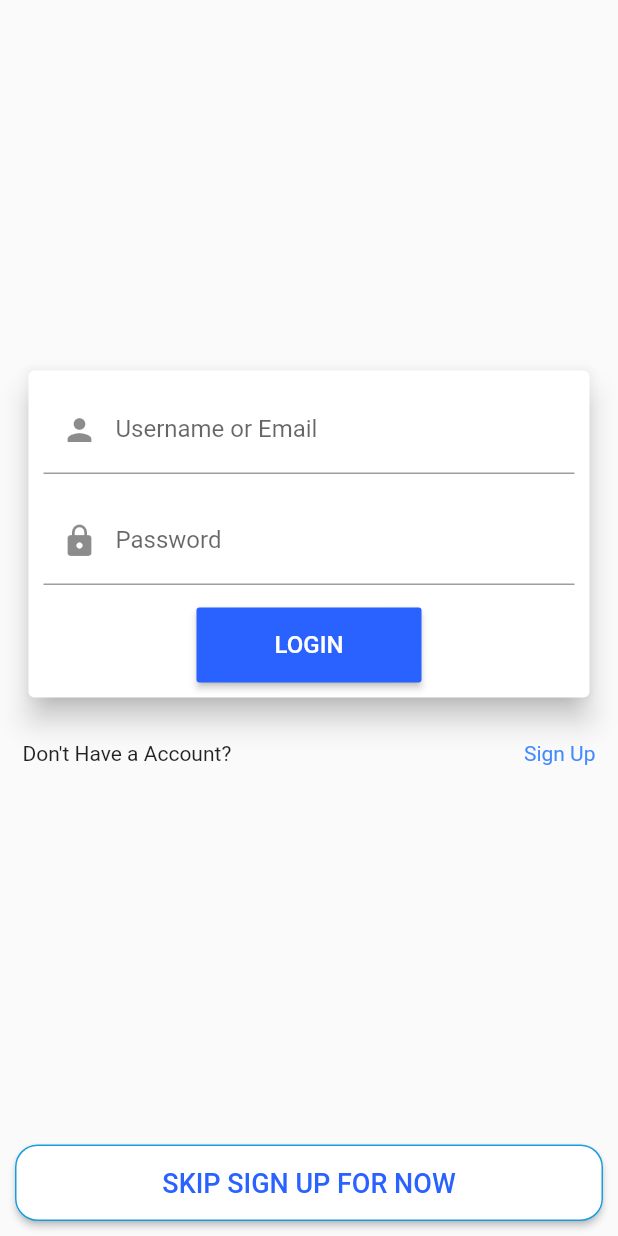
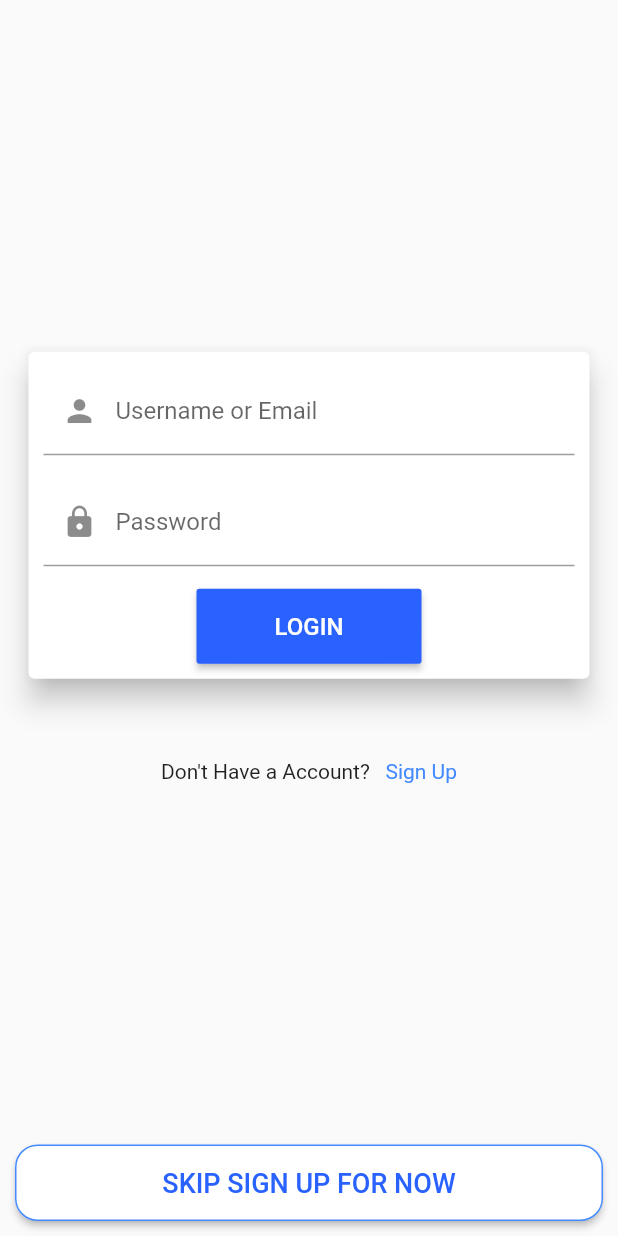
Before and after one commit to Asquare17/BizApp, a Flutter app: the screen it shows after launch, on a phone screen of 412 x 824 dp. Run offline on Flutter 3.47's test engine with Material 2 defaults, Android fonts, the phone set to English and light mode, and no system bars.

Commit message:
primary color added

```diff
--- a/lib/main.dart
+++ b/lib/main.dart
@@ -1,16 +1,30 @@
 import 'package:cgpa_calculator/pages/selection2.dart';
 import 'package:flutter/material.dart';
-import 'welcome.dart';
+import 'pages/welcome.dart';
 import 'pages/selection.dart';
 import 'pages/inputdata.dart';
 
 void main() {
-  runApp(MaterialApp(
-    routes: {
-      '/': (context) => Home(),
-      '/selection': (context) => Selection(),
-      '/selection2': (context) => Selection2(),
-      '/inputdata': (context) => InputData(),
-    },
-  ));
+  runApp(CupertinoStoreApp());
 }
+
+class CupertinoStoreApp extends StatelessWidget {
+  @override
+  Widget build(BuildContext context) {
+    return MaterialApp(
+      title: 'Flutter Demo',
+      theme: ThemeData(
+        primarySwatch: Colors.blue,
+        primaryColor: Colors.blueAccent,
+        visualDensity: VisualDensity.adaptivePlatformDensity,
+      ),
+      routes: {
+        '/': (context) => Welcome(),
+        '/selection': (context) => Selection(),
+        '/selection2': (context) => Selection2(),
+        '/inputdata': (context) => InputData(),
+      },
+      home: Welcome(),
+    );
+  }
+}
--- a/lib/models/Courses.dart
+++ b/lib/models/Course.dart
@@ -5,6 +5,7 @@ class Course {
   int grade;
   double passmark;
   double pointbase;
+
   Course(
       {this.name,
       this.pointbase,
@@ -12,6 +13,7 @@ class Course {
       this.weight,
       this.passmark,
       this.grade});
+
   calcgrade() {
     if (pointbase == 5.0) {
       if (score < passmark) {
--- /dev/null
+++ b/lib/models/Level.dart
@@ -0,0 +1,8 @@
+import 'package:cgpa_calculator/models/Semester.dart';
+
+class Level {
+  String name;
+  List<Semester> semesters;
+  List<int> property;
+  Level({this.name, this.property, this.semesters});
+}
--- a/lib/models/Levels.dart
+++ /dev/null
@@ -1,5 +0,0 @@
-class Level {
-  String name;
-  List<int> property;
-  Level({this.name, this.property});
-}
--- /dev/null
+++ b/lib/models/School.dart
@@ -0,0 +1,6 @@
+class School {
+  String name;
+  double pointbase;
+  double passmark;
+  School({this.name, this.passmark, this.pointbase});
+}
--- /dev/null
+++ b/lib/models/Semester.dart
@@ -0,0 +1,8 @@
+import 'package:cgpa_calculator/models/Course.dart';
+
+class Semester {
+  String name;
+  String levelName;
+  List<Course> courses;
+  Semester({this.courses, this.levelName, this.name});
+}
--- a/lib/pages/inputdata.dart
+++ b/lib/pages/inputdata.dart
@@ -1,4 +1,4 @@
-import 'package:cgpa_calculator/models/Courses.dart';
+import 'package:cgpa_calculator/models/Course.dart';
 import 'package:flutter/material.dart';
 import 'package:flutter/services.dart';
 
--- a/lib/pages/selection2.dart
+++ b/lib/pages/selection2.dart
@@ -1,4 +1,4 @@
-import 'package:cgpa_calculator/models/Levels.dart';
+import 'package:cgpa_calculator/models/Level.dart';
 import 'package:cgpa_calculator/pages/selection3.dart';
 import 'package:flutter/material.dart';
 
--- a/lib/welcome.dart
+++ b/lib/pages/welcome.dart
@@ -1,13 +1,14 @@
 import 'package:flutter/material.dart';
 
-class Home extends StatefulWidget {
+class Welcome extends StatefulWidget {
   @override
-  _HomeState createState() => _HomeState();
+  _WelcomeState createState() => _WelcomeState();
 }
 
-class _HomeState extends State<Home> {
+class _WelcomeState extends State<Welcome> {
   @override
   Widget build(BuildContext context) {
+    MaterialAccentColor primaryColor = Theme.of(context).primaryColor;
     return Scaffold(
       body: Center(
         child: ListView(
@@ -46,7 +47,7 @@ class _HomeState extends State<Home> {
                           onPressed: () => {},
                           minWidth: 150.0,
                           height: 50.0,
-                          color: Colors.blueAccent[700],
+                          color: primaryColor[700],
                           child: Text(
                             "LOGIN",
                             style: TextStyle(
@@ -62,20 +63,22 @@ class _HomeState extends State<Home> {
               ),
             ),
             SizedBox(
-              height: 25.0,
+              height: 50.0,
             ),
             Row(
+              mainAxisAlignment: MainAxisAlignment.center,
               children: <Widget>[
-                Expanded(child: Text("Don't Have a Account?")),
-                Text("Sign Up",
+                Text("Don't Have a Account? "),
+                Text("  Sign Up",
                     style: TextStyle(
-                      color: Colors.blueAccent,
+                      color: primaryColor,
                     )),
               ],
             ),
           ],
         ),
       ),
+      //GUEST LOGIN
       bottomNavigationBar: Padding(
         padding: EdgeInsets.all(10.0),
         child: Row(
@@ -92,12 +95,12 @@ class _HomeState extends State<Home> {
                       borderRadius: BorderRadius.circular(
                         15.0,
                       ),
-                      side: BorderSide(color: Color(0xFF179CDF))),
+                      side: BorderSide(color: primaryColor[200])),
                   child: Text(
                     "SKIP SIGN UP FOR NOW",
                     style: TextStyle(
                       fontSize: 18.0,
-                      color: Colors.blueAccent[700],
+                      color: primaryColor[700],
                     ),
                   )),
             )
```
Also changed, not shown: lib/components/TableTextField.dart (added, +164 -0 lines), lib/models/User.dart (added, +9 -0 lines), lib/pages/selection3.dart (+16 -2 lines), lib/pages/selection4.dart (added, +216 -0 lines).
